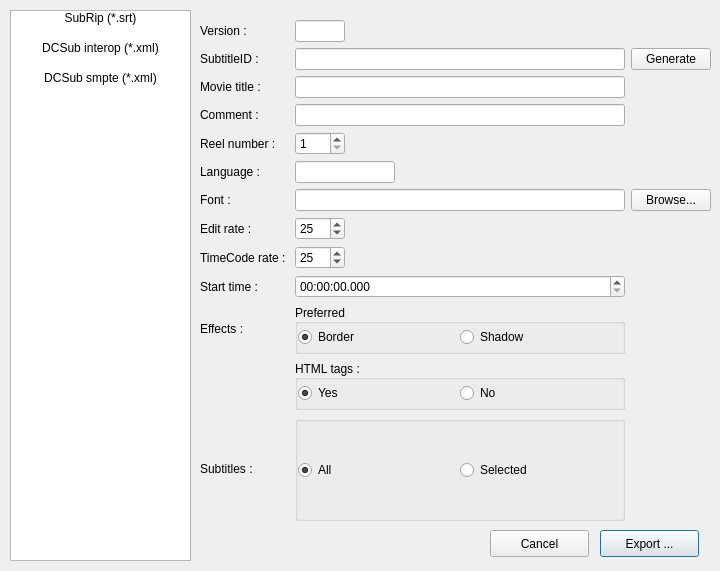
Before: the Qt Designer form subexportdialog.ui in liloneum/amapola, drawn with Qt 5.
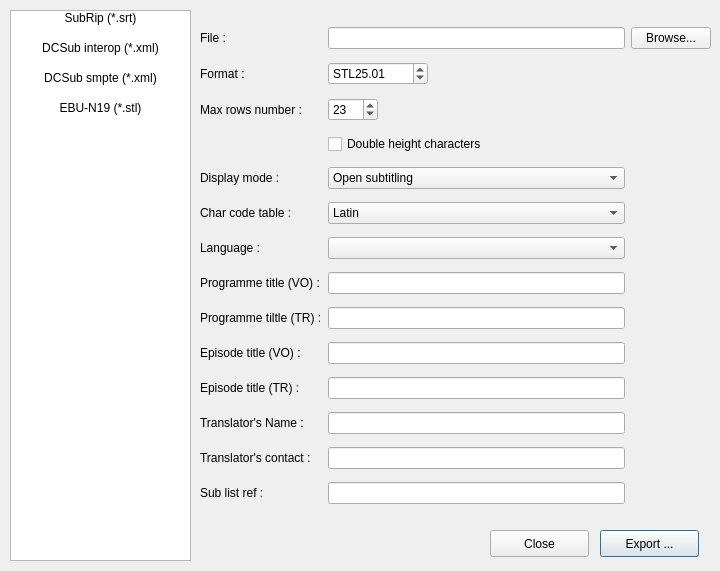
After: the same form once the commit is applied.

```diff
--- a/subexportdialog.ui
+++ b/subexportdialog.ui
@@ -73,6 +73,14 @@
      <set>ItemIsSelectable|ItemIsUserCheckable|ItemIsEnabled</set>
     </property>
    </item>
+   <item>
+    <property name="text">
+     <string>EBU-N19 (*.stl)</string>
+    </property>
+    <property name="textAlignment">
+     <set>AlignHCenter|AlignVCenter|AlignCenter</set>
+    </property>
+   </item>
   </widget>
   <widget class="QPushButton" name="exportPushButton">
    <property name="geometry">
@@ -97,14 +105,27 @@
     </rect>
    </property>
    <property name="text">
-    <string>Cancel</string>
+    <string>Close</string>
    </property>
   </widget>
+  <widget class="QStackedWidget" name="stackedWidget">
+   <property name="geometry">
+    <rect>
+     <x>190</x>
+     <y>10</y>
+     <width>531</width>
+     <height>521</height>
+    </rect>
+   </property>
+   <property name="currentIndex">
+    <number>1</number>
+   </property>
+   <widget class="QWidget" name="page">
   <widget class="QWidget" name="gridLayoutWidget">
    <property name="geometry">
     <rect>
-     <x>200</x>
-     <y>20</y>
+       <x>10</x>
+       <y>10</y>
      <width>511</width>
      <height>501</height>
     </rect>
@@ -468,6 +489,325 @@
      </widget>
     </item>
    </layout>
+    </widget>
+   </widget>
+   <widget class="QWidget" name="page_2">
+    <widget class="QWidget" name="gridLayoutWidget_2">
+     <property name="geometry">
+      <rect>
+       <x>10</x>
+       <y>10</y>
+       <width>511</width>
+       <height>501</height>
+      </rect>
+     </property>
+     <layout class="QGridLayout" name="gridLayout_2">
+      <item row="11" column="2">
+       <widget class="QLineEdit" name="tetLineEdit">
+        <property name="maxLength">
+         <number>32</number>
+        </property>
+       </widget>
+      </item>
+      <item row="2" column="2">
+       <widget class="QSpinBox" name="dfcSpinBox">
+        <property name="maximumSize">
+         <size>
+          <width>100</width>
+          <height>16777215</height>
+         </size>
+        </property>
+        <property name="suffix">
+         <string>.01</string>
+        </property>
+        <property name="prefix">
+         <string>STL</string>
+        </property>
+        <property name="minimum">
+         <number>23</number>
+        </property>
+        <property name="maximum">
+         <number>30</number>
+        </property>
+        <property name="value">
+         <number>25</number>
+        </property>
+       </widget>
+      </item>
+      <item row="6" column="0">
+       <widget class="QLabel" name="cctLabel">
+        <property name="text">
+         <string>Char code table : </string>
+        </property>
+        <property name="textInteractionFlags">
+         <set>Qt::NoTextInteraction</set>
+        </property>
+       </widget>
+      </item>
+      <item row="1" column="2">
+       <widget class="QLineEdit" name="fileLineEdit">
+        <property name="text">
+         <string/>
+        </property>
+       </widget>
+      </item>
+      <item row="5" column="0">
+       <widget class="QLabel" name="dscLabel">
+        <property name="text">
+         <string>Display mode : </string>
+        </property>
+        <property name="textInteractionFlags">
+         <set>Qt::NoTextInteraction</set>
+        </property>
+       </widget>
+      </item>
+      <item row="6" column="2">
+       <widget class="QComboBox" name="cctComboBox">
+        <item>
+         <property name="text">
+          <string>Latin</string>
+         </property>
+        </item>
+        <item>
+         <property name="text">
+          <string>Cyrilic</string>
+         </property>
+        </item>
+        <item>
+         <property name="text">
+          <string>Arabic</string>
+         </property>
+        </item>
+        <item>
+         <property name="text">
+          <string>Greek</string>
+         </property>
+        </item>
+        <item>
+         <property name="text">
+          <string>Hebrew</string>
+         </property>
+        </item>
+       </widget>
+      </item>
+      <item row="9" column="2">
+       <widget class="QLineEdit" name="tptLineEdit">
+        <property name="maxLength">
+         <number>32</number>
+        </property>
+       </widget>
+      </item>
+      <item row="2" column="0">
+       <widget class="QLabel" name="dfcLabel">
+        <property name="text">
+         <string>Format : </string>
+        </property>
+        <property name="textInteractionFlags">
+         <set>Qt::NoTextInteraction</set>
+        </property>
+       </widget>
+      </item>
+      <item row="5" column="2">
+       <widget class="QComboBox" name="dscComboBox">
+        <property name="currentIndex">
+         <number>1</number>
+        </property>
+        <property name="sizeAdjustPolicy">
+         <enum>QComboBox::AdjustToContentsOnFirstShow</enum>
+        </property>
+        <item>
+         <property name="text">
+          <string>Undefined</string>
+         </property>
+        </item>
+        <item>
+         <property name="text">
+          <string>Open subtitling</string>
+         </property>
+        </item>
+        <item>
+         <property name="text">
+          <string>Level-1 teletext</string>
+         </property>
+        </item>
+        <item>
+         <property name="text">
+          <string>Level-2 teletext</string>
+         </property>
+        </item>
+       </widget>
+      </item>
+      <item row="13" column="2">
+       <widget class="QLineEdit" name="tcdLineEdit">
+        <property name="maxLength">
+         <number>32</number>
+        </property>
+       </widget>
+      </item>
+      <item row="1" column="0">
+       <widget class="QLabel" name="fileLabel">
+        <property name="text">
+         <string>File : </string>
+        </property>
+        <property name="textInteractionFlags">
+         <set>Qt::NoTextInteraction</set>
+        </property>
+       </widget>
+      </item>
+      <item row="10" column="2">
+       <widget class="QLineEdit" name="oetLineEdit">
+        <property name="maxLength">
+         <number>32</number>
+        </property>
+       </widget>
+      </item>
+      <item row="1" column="3">
+       <widget class="QPushButton" name="filePushButton">
+        <property name="text">
+         <string>Browse...</string>
+        </property>
+       </widget>
+      </item>
+      <item row="14" column="0">
+       <widget class="QLabel" name="slrLabel">
+        <property name="text">
+         <string>Sub list ref :</string>
+        </property>
+        <property name="textInteractionFlags">
+         <set>Qt::NoTextInteraction</set>
+        </property>
+       </widget>
+      </item>
+      <item row="9" column="0">
+       <widget class="QLabel" name="tptLabel">
+        <property name="text">
+         <string>Programme tiltle (TR) :</string>
+        </property>
+        <property name="textInteractionFlags">
+         <set>Qt::NoTextInteraction</set>
+        </property>
+       </widget>
+      </item>
+      <item row="8" column="0">
+       <widget class="QLabel" name="optLabel">
+        <property name="text">
+         <string>Programme title (VO) :</string>
+        </property>
+        <property name="textInteractionFlags">
+         <set>Qt::NoTextInteraction</set>
+        </property>
+       </widget>
+      </item>
+      <item row="7" column="2">
+       <widget class="QComboBox" name="languageComboBox"/>
+      </item>
+      <item row="7" column="0">
+       <widget class="QLabel" name="languageLabel_2">
+        <property name="text">
+         <string>Language :</string>
+        </property>
+        <property name="textInteractionFlags">
+         <set>Qt::NoTextInteraction</set>
+        </property>
+       </widget>
+      </item>
+      <item row="12" column="2">
+       <widget class="QLineEdit" name="tnLineEdit">
+        <property name="maxLength">
+         <number>32</number>
+        </property>
+       </widget>
+      </item>
+      <item row="11" column="0">
+       <widget class="QLabel" name="tetLabel">
+        <property name="text">
+         <string>Episode title (TR) :</string>
+        </property>
+        <property name="textInteractionFlags">
+         <set>Qt::NoTextInteraction</set>
+        </property>
+       </widget>
+      </item>
+      <item row="12" column="0">
+       <widget class="QLabel" name="tnLabel">
+        <property name="text">
+         <string>Translator's Name :</string>
+        </property>
+        <property name="textInteractionFlags">
+         <set>Qt::NoTextInteraction</set>
+        </property>
+       </widget>
+      </item>
+      <item row="8" column="2">
+       <widget class="QLineEdit" name="optLineEdit">
+        <property name="maxLength">
+         <number>32</number>
+        </property>
+       </widget>
+      </item>
+      <item row="13" column="0">
+       <widget class="QLabel" name="tcdLabel">
+        <property name="text">
+         <string>Translator's contact :</string>
+        </property>
+        <property name="textInteractionFlags">
+         <set>Qt::NoTextInteraction</set>
+        </property>
+       </widget>
+      </item>
+      <item row="14" column="2">
+       <widget class="QLineEdit" name="slrLineEdit">
+        <property name="maxLength">
+         <number>16</number>
+        </property>
+       </widget>
+      </item>
+      <item row="10" column="0">
+       <widget class="QLabel" name="oetLabel">
+        <property name="text">
+         <string>Episode title (VO) : </string>
+        </property>
+        <property name="textInteractionFlags">
+         <set>Qt::NoTextInteraction</set>
+        </property>
+       </widget>
+      </item>
+      <item row="3" column="0">
+       <widget class="QLabel" name="mnrLabel">
+        <property name="text">
+         <string>Max rows number :</string>
+        </property>
+        <property name="textInteractionFlags">
+         <set>Qt::NoTextInteraction</set>
+        </property>
+       </widget>
+      </item>
+      <item row="3" column="2">
+       <widget class="QSpinBox" name="mnrSpinBox">
+        <property name="maximumSize">
+         <size>
+          <width>50</width>
+          <height>16777215</height>
+         </size>
+        </property>
+        <property name="minimum">
+         <number>1</number>
+        </property>
+        <property name="value">
+         <number>23</number>
+        </property>
+       </widget>
+      </item>
+      <item row="4" column="2">
+       <widget class="QCheckBox" name="doubleHeightcheckBox">
+        <property name="text">
+         <string>Double height characters</string>
+        </property>
+       </widget>
+      </item>
+     </layout>
+    </widget>
+   </widget>
   </widget>
  </widget>
  <resources/>
```
Left out of the diff: 2 changed lines with no effect on the pictures. Lines whose indentation alone changed are shown as unchanged.
